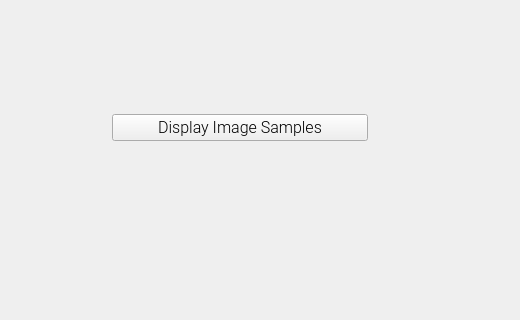
Above: gui/form.ui from bharathi-prasadd/no-code-ml before the change; both pictures show x 832 to 1352 and y 447 to 767 of the 1352 by 767 pixel window. Below: the same form after it.
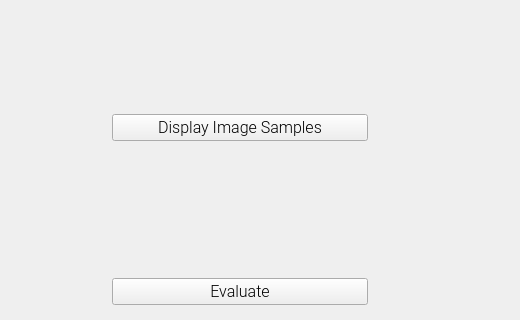
That is the form after the change.

Diff of the .ui file:
```diff
--- a/gui/form.ui
+++ b/gui/form.ui
@@ -594,6 +594,19 @@
        </property>
       </spacer>
      </item>
+     <item row="2" column="6">
+      <widget class="QPushButton" name="pushButton_eval">
+       <property name="font">
+        <font>
+         <family>Roboto Light</family>
+         <pointsize>12</pointsize>
+        </font>
+       </property>
+       <property name="text">
+        <string>Evaluate</string>
+       </property>
+      </widget>
+     </item>
     </layout>
    </item>
   </layout>
```
